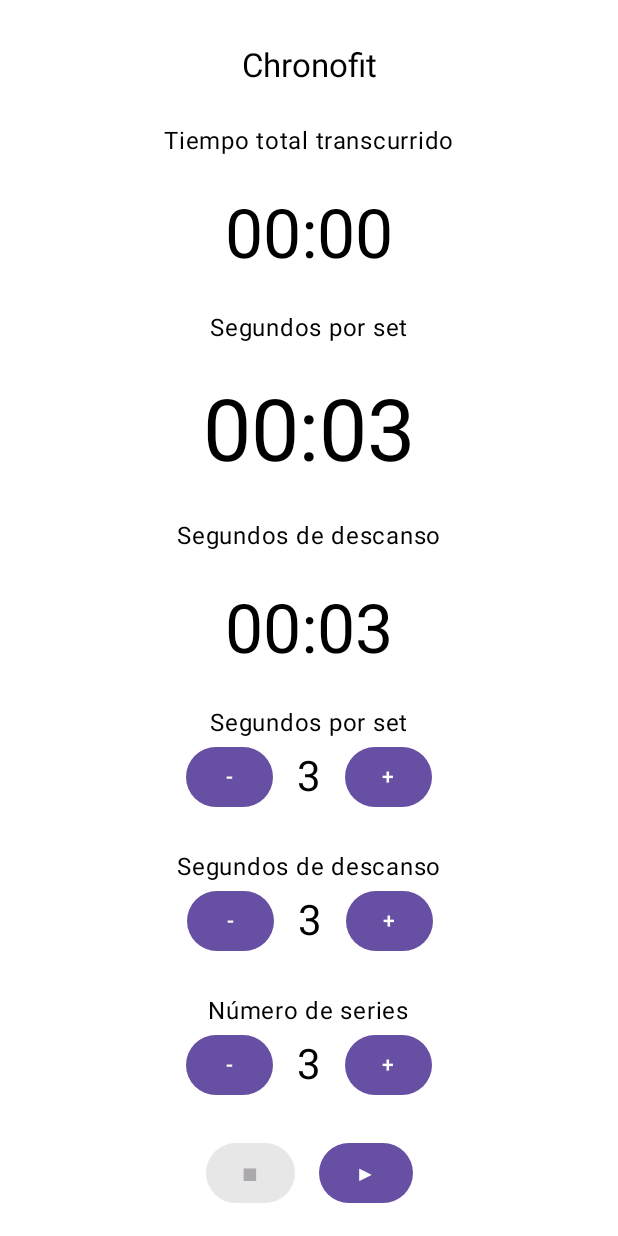
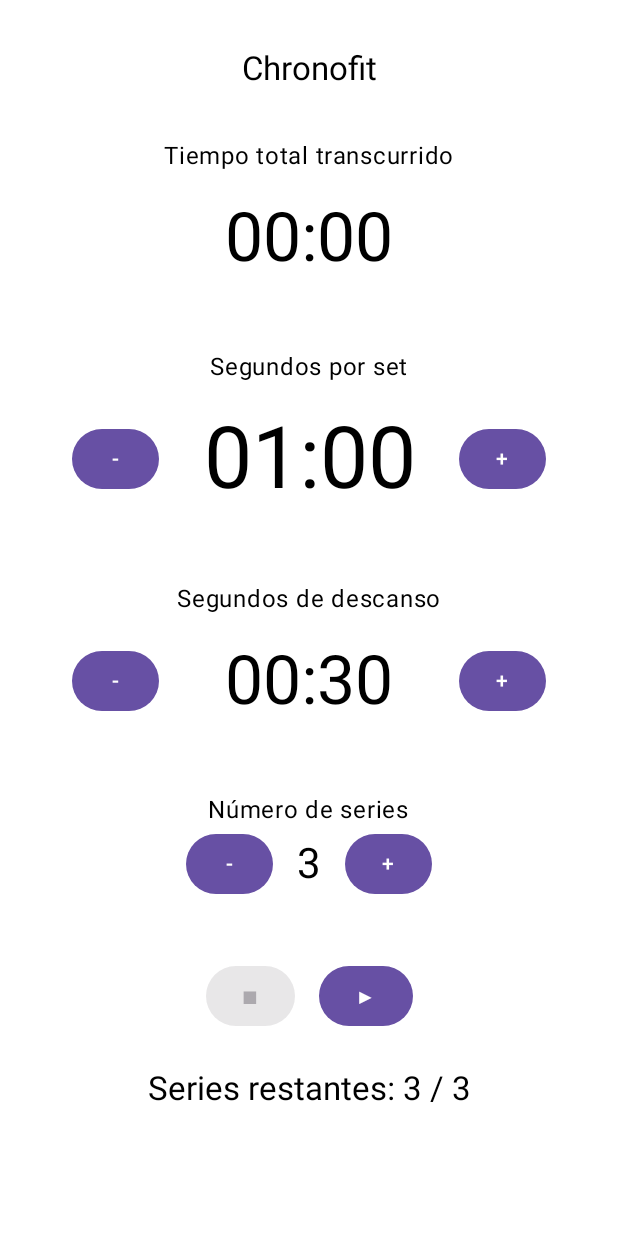
Before and after one commit to CarlosHernandezCR/Chrono-fit, an Android app built with Jetpack Compose: the @Preview function PantallaPrincipalPreview, on a phone screen of 412 x 824 dp. Run offline under Robolectric (Android 15) with nearby library versions, the phone set to English and light mode, and no system bars.

Commit message:
Cambio en la interfaz
El ajuste de tiempo en los sets y en los descansos se hará en el mismo sitio, que no esté duplicado

```diff
--- a/Chrono_FitApp/app/src/main/java/com/example/chrono_fit_app/ui/screens/principal/PrincipalActivity.kt
+++ b/Chrono_FitApp/app/src/main/java/com/example/chrono_fit_app/ui/screens/principal/PrincipalActivity.kt
@@ -1,10 +1,10 @@
-package com.example.chrono_fit_app.ui.screens.principal
-
 import androidx.compose.foundation.layout.Arrangement
 import androidx.compose.foundation.layout.Column
 import androidx.compose.foundation.layout.Row
+import androidx.compose.foundation.layout.Spacer
 import androidx.compose.foundation.layout.fillMaxSize
 import androidx.compose.foundation.layout.padding
+import androidx.compose.foundation.layout.width
 import androidx.compose.material3.Button
 import androidx.compose.material3.MaterialTheme
 import androidx.compose.material3.SnackbarDuration
@@ -18,6 +18,7 @@
 import androidx.compose.runtime.rememberCoroutineScope
 import androidx.compose.ui.Alignment
 import androidx.compose.ui.Modifier
+import androidx.compose.ui.text.style.TextAlign
 import androidx.compose.ui.tooling.preview.Preview
 import androidx.compose.ui.unit.dp
 import androidx.lifecycle.viewmodel.compose.viewModel
@@ -28,6 +29,8 @@
 import com.example.chrono_fit_app.common.Constants.SEGUNDOS_POR_SET
 import com.example.chrono_fit_app.common.Constants.TIEMPO_TOTAL_TRANSCURRIDO
 import com.example.chrono_fit_app.common.Constants.TITULO
+import com.example.chrono_fit_app.ui.screens.principal.PrincipalContract
+import com.example.chrono_fit_app.ui.screens.principal.PrincipalViewModel
 import kotlinx.coroutines.launch
 
 @Composable
@@ -70,21 +73,21 @@
         onStopClick = { viewModel.handleEvent(PrincipalContract.PrincipalEvent.Stop) },
         onPauseClick = { viewModel.handleEvent(PrincipalContract.PrincipalEvent.Pause) },
         onResumeClick = { viewModel.handleEvent(PrincipalContract.PrincipalEvent.Resume) },
-        onTiempoActividadChanged = {
+        OnTiempoActividadChanged = {
             viewModel.handleEvent(
                 PrincipalContract.PrincipalEvent.OnTiempoActividadChanged(
                     it
                 )
             )
         },
-        onTiempoDescansoChanged = {
+        OnTiempoDescansoChanged = {
             viewModel.handleEvent(
                 PrincipalContract.PrincipalEvent.OnTiempoDescansoChanged(
                     it
                 )
             )
         },
-        onNumeroSeriesChanged = {
+        OnNumeroSeriesChanged = {
             viewModel.handleEvent(
                 PrincipalContract.PrincipalEvent.OnNumeroSeriesChanged(
                     it
@@ -112,97 +115,142 @@
     onStopClick: () -> Unit,
     onPauseClick: () -> Unit,
     onResumeClick: () -> Unit,
-    onTiempoActividadChanged: (Int) -> Unit,
-    onTiempoDescansoChanged: (Int) -> Unit,
-    onNumeroSeriesChanged: (Int) -> Unit,
+    OnTiempoActividadChanged: (Int) -> Unit,
+    OnTiempoDescansoChanged: (Int) -> Unit,
+    OnNumeroSeriesChanged: (Int) -> Unit,
     modifier: Modifier = Modifier
 ) {
+    val controlsEnabled = !empezado
+    val minSegundosSerie = 1
+    val minSegundosDescanso = 0
+
     Column(
         horizontalAlignment = Alignment.CenterHorizontally,
-        verticalArrangement = Arrangement.spacedBy(24.dp),
-        modifier = modifier.fillMaxSize()
+        verticalArrangement = Arrangement.spacedBy(16.dp),
+        modifier = modifier
+            .fillMaxSize()
+            .padding(16.dp)
     ) {
         Text(
             text = TITULO,
             style = MaterialTheme.typography.titleLarge,
-            modifier = Modifier.padding(top = 30.dp)
+            modifier = Modifier.padding(top = 16.dp, bottom = 16.dp)
         )
 
         Text(TIEMPO_TOTAL_TRANSCURRIDO, style = MaterialTheme.typography.bodyLarge)
         Text(
             text = formatSecondsToTime(tiempoActividadTotal),
-            style = MaterialTheme.typography.displayMedium
+            style = MaterialTheme.typography.displayMedium,
         )
-
+        Spacer(modifier = Modifier.padding(8.dp))
         Text(SEGUNDOS_POR_SET, style = MaterialTheme.typography.bodyLarge)
+        Row(
+            verticalAlignment = Alignment.CenterVertically,
+            horizontalArrangement = Arrangement.Center
+        ) {
+            Button(
+                onClick = {
+                    if (segundosSerie > minSegundosSerie) OnTiempoActividadChanged(
+                        segundosSerie - 1
+                    )
+                },
+                enabled = controlsEnabled && segundosSerie > minSegundosSerie
+            ) {
+                Text(MENOS)
+            }
             Text(
                 text = if (empezado && !enDescanso) {
                     formatSecondsToTime(segundosSerieRestantes)
                 } else {
                     formatSecondsToTime(segundosSerie)
                 },
-            style = MaterialTheme.typography.displayLarge
+                style = MaterialTheme.typography.displayLarge,
+                textAlign = TextAlign.Center,
+                modifier = Modifier
+                    .width(200.dp)
+                    .padding(horizontal = 8.dp)
             )
+            Button(
+                onClick = { OnTiempoActividadChanged(segundosSerie + 1) },
+                enabled = controlsEnabled
+            ) {
+                Text(MAS)
+            }
+        }
+        Spacer(modifier = Modifier.padding(8.dp))
 
         Text(SEGUNDOS_DE_DESCANSO, style = MaterialTheme.typography.bodyLarge)
+        Row(
+            verticalAlignment = Alignment.CenterVertically,
+            horizontalArrangement = Arrangement.Center
+        ) {
+            Button(
+                onClick = {
+                    if (segundosDescanso > minSegundosDescanso) OnTiempoDescansoChanged(
+                        segundosDescanso - 1
+                    )
+                },
+                enabled = controlsEnabled && segundosDescanso > minSegundosDescanso
+            ) {
+                Text(MENOS)
+            }
             Text(
                 text = if (empezado && enDescanso) {
                     formatSecondsToTime(segundosDescansoRestantes)
                 } else {
                     formatSecondsToTime(segundosDescanso)
                 },
-            style = MaterialTheme.typography.displayMedium
+                style = MaterialTheme.typography.displayMedium,
+                textAlign = TextAlign.Center,
+                modifier = Modifier
+                    .width(200.dp)
+                    .padding(horizontal = 8.dp)
             )
+            Button(
+                onClick = { OnTiempoDescansoChanged(segundosDescanso + 1) },
+                enabled = controlsEnabled
+            ) {
+                Text(MAS)
+            }
+        }
 
-        NumberSelector(
-            SEGUNDOS_POR_SET,
-            segundosSerie,
-            onTiempoActividadChanged,
-            enabled = !empezado,
-            min = 1
-        )
-        NumberSelector(
-            SEGUNDOS_DE_DESCANSO,
-            segundosDescanso,
-            onTiempoDescansoChanged,
-            enabled = !empezado,
-            min = 0
-        )
+        Spacer(modifier = Modifier.padding(8.dp))
+
         NumberSelector(
             NUMERO_DE_SERIES,
             numeroSeries,
-            onNumeroSeriesChanged,
-            enabled = !empezado,
+            OnNumeroSeriesChanged,
+            enabled = controlsEnabled,
             min = 1
         )
 
         Row(
             horizontalArrangement = Arrangement.spacedBy(16.dp),
-            verticalAlignment = Alignment.CenterVertically
+            verticalAlignment = Alignment.CenterVertically,
+            modifier = Modifier.padding(top = 24.dp)
         ) {
             Button(onClick = onStopClick, enabled = empezado) {
                 Text("■")
             }
-
-            when {
-                !empezado || terminado -> {
+            if (!empezado || terminado) {
                 Button(onClick = onStartClick) {
                     Text("▶")
                 }
-                }
-                empezado && !pausado && !terminado -> {
+            } else if (empezado && !pausado && !terminado) {
                 Button(onClick = onPauseClick) {
                     Text("Ⅱ")
                 }
-                }
-                empezado && pausado && !terminado -> {
+            } else if (empezado && pausado && !terminado) {
                 Button(onClick = onResumeClick) {
                     Text("►")
                 }
             }
         }
-        }
-        Text("Series restantes: $numeroSeriesRestantes / $numeroSeries")
+        Text(
+            "Series restantes: $numeroSeriesRestantes / $numeroSeries",
+            style = MaterialTheme.typography.titleLarge,
+            modifier = Modifier.padding(top = 8.dp)
+        )
     }
 }
 
@@ -231,7 +279,8 @@
             }
             Text(
                 text = value.toString(),
-                style = MaterialTheme.typography.headlineMedium
+                style = MaterialTheme.typography.headlineMedium,
+                textAlign = TextAlign.Center
             )
             Button(
                 onClick = { if (value < max) onValueChange(value + step) },
@@ -254,10 +303,10 @@
 fun PantallaPrincipalPreview() {
     PantallaPrincipal(
         tiempoActividadTotal = 0,
-        segundosSerie = 3,
-        segundosSerieRestantes = 3,
-        segundosDescanso = 3,
-        segundosDescansoRestantes = 3,
+        segundosSerie = 60,
+        segundosSerieRestantes = 60,
+        segundosDescanso = 30,
+        segundosDescansoRestantes = 30,
         numeroSeries = 3,
         numeroSeriesRestantes = 3,
         empezado = false,
@@ -268,8 +317,8 @@
         onStopClick = {},
         onPauseClick = {},
         onResumeClick = {},
-        onTiempoActividadChanged = {},
-        onTiempoDescansoChanged = {},
-        onNumeroSeriesChanged = {}
+        OnTiempoActividadChanged = {},
+        OnTiempoDescansoChanged = {},
+        OnNumeroSeriesChanged = {}
     )
 }
```
Lines whose indentation alone changed are shown as unchanged.
